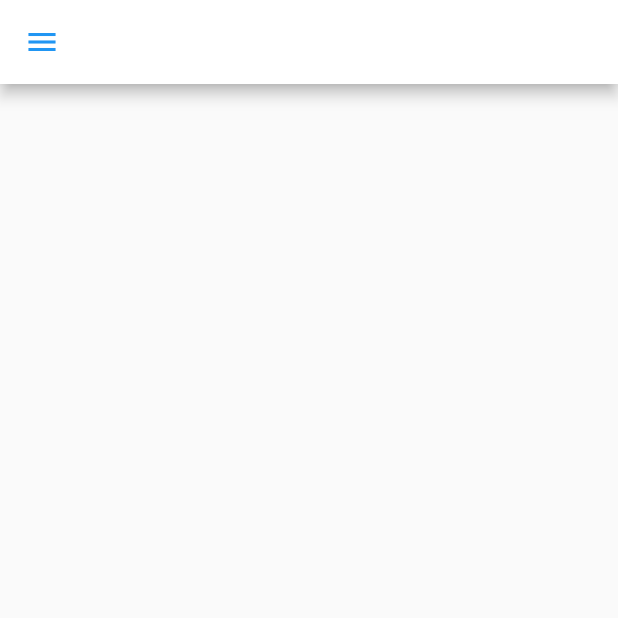
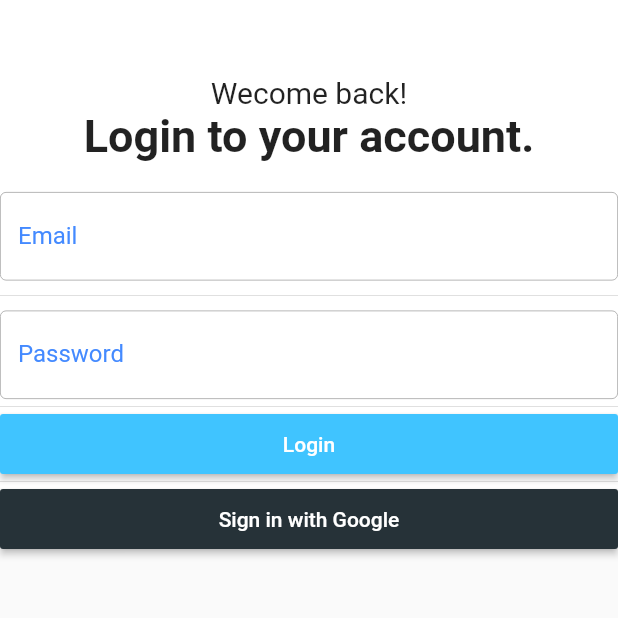
Before and after one commit to jeanilleven/bustap-admin, a Flutter app: the screen it shows after launch, on a phone screen of 412 x 824 dp, the top half of it. Run offline on Flutter 3.47's test engine with Material 2 defaults, Android fonts, the light colour scheme and no system bars.

Commit message:
Added a signin page and routed it to dashboard

```diff
--- a/lib/main.dart
+++ b/lib/main.dart
@@ -1,5 +1,5 @@
 import 'package:flutter/material.dart';
-import './partials/maindrawer.dart';
+import './views/signinpage.dart';
 
 void main() {
   runApp(MyApp());
@@ -10,11 +10,11 @@ class MyApp extends StatelessWidget {
   @override
   Widget build(BuildContext context) {
     return MaterialApp(
-      title: 'BusTap Admin',
+      title: 'Flutter Demo',
       theme: ThemeData(
         primarySwatch: Colors.blue,
       ),
-      home: MyHomePage(title: 'BusTap Admin'),
+      home: MyHomePage(title: 'Sign in Page'),
     );
   }
 }
@@ -32,11 +32,10 @@ class _MyHomePageState extends State<MyHomePage> {
   @override
   Widget build(BuildContext context) {
     return Scaffold(
-        appBar: AppBar(
-          backgroundColor: Colors.white,
-          iconTheme: IconThemeData(color: Colors.blue),
-        ),
-        body: Container(),
-        drawer: MainDrawer());
+      body: Container(
+          child: ListView(
+        children: <Widget>[SignInPage()],
+      )),
+    );
   }
 }
--- /dev/null
+++ b/lib/views/signinpage.dart
@@ -0,0 +1,99 @@
+import 'package:flutter/material.dart';
+import './dashboard.dart';
+
+
+class SignInPage extends StatefulWidget {
+  SignInPage({Key key, this.title}) : super(key: key);
+  final String title;
+  @override
+  _SignInPageState createState() => _SignInPageState();
+}
+
+class _SignInPageState extends State<SignInPage> {
+  @override
+  Widget build(BuildContext context) {
+    return Container(
+      decoration: BoxDecoration(
+        color: Colors.white,
+      ),
+      child: Column(
+            children: <Widget>[
+              Divider(height: 50, color: Colors.white),
+              Text("Wecome back!",
+                textAlign: TextAlign.left,
+                style: TextStyle(
+                  fontSize: 20
+                )
+              ),
+              Text("Login to your account.",
+                style: TextStyle(
+                  fontWeight: FontWeight.bold,
+                  fontSize: 30
+                )
+              ),
+              Divider(height:20,color: Colors.white),
+              SizedBox(
+                width: 500,
+                child: TextFormField(
+                  decoration: InputDecoration(
+                    labelText: 'Email',
+                    labelStyle: TextStyle(color: Colors.blueAccent),
+                    enabledBorder: OutlineInputBorder(
+                      borderSide: BorderSide(color: Colors.grey, width: 0.5)
+                    ),
+                    focusedBorder: OutlineInputBorder(
+                      borderSide: BorderSide(color: Colors.blueAccent, width: 0.5)
+                    ),
+                  ),
+                ),
+              ),
+              Divider(height:20),
+              SizedBox(
+                width: 500,
+                child: TextFormField(
+                  decoration: InputDecoration(
+                    labelText: 'Password',
+                    labelStyle: TextStyle(color: Colors.blueAccent),
+                    enabledBorder: OutlineInputBorder(
+                      borderSide: BorderSide(color: Colors.grey, width: 0.5)
+                    ),
+                    focusedBorder: OutlineInputBorder(
+                      borderSide: BorderSide(color: Colors.blueAccent, width: 0.5)
+                    )
+                  ),
+                  obscureText: true,
+                ),
+              ),
+              Divider(height: 10,),
+              SizedBox(
+                width: 500,
+                height: 40,
+                child: RaisedButton(
+                  child: Text('Login', style: TextStyle(color: Colors.white)),
+                  color: Colors.lightBlueAccent,
+                  onPressed: (){
+                    Navigator.push(context,
+                      new MaterialPageRoute(
+                        builder: (BuildContext context) => new Dashboard())
+                    );
+                  }
+                )
+              ),
+              Divider(height: 10,),
+              SizedBox(
+                width: 500,
+                height: 40,
+                child: RaisedButton(
+                  child: Text('Sign in with Google', style: TextStyle(color: Colors.white)),
+                  color: Colors.blueGrey[900],
+                  onPressed: (){
+
+                  }
+                )
+              ),
+
+            ]
+          )
+    );
+  }
+}
```
Also changed, not shown: lib/partials/maindrawer.dart (+17 -16 lines), lib/views/dashboard.dart (added, +38 -0 lines).
